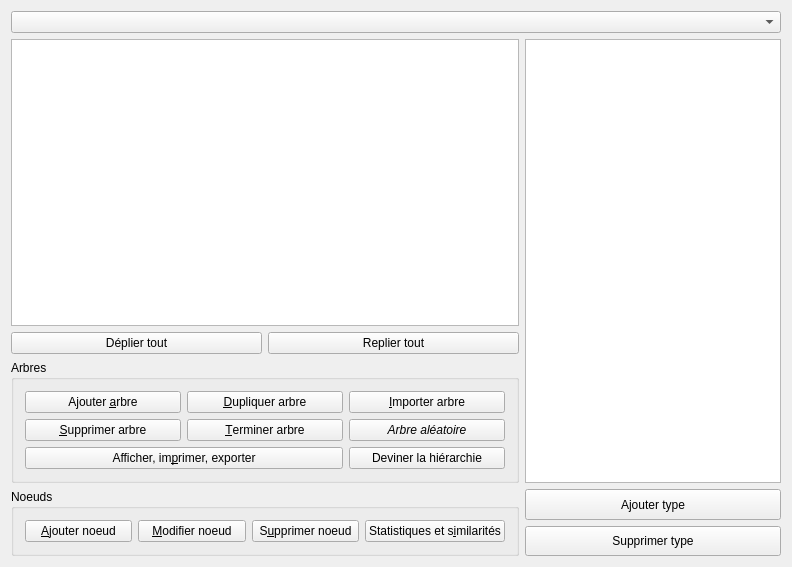
First picture: the form in formedittree.ui, repository GiPiLab/ProtonClassicSuite, before the edit.
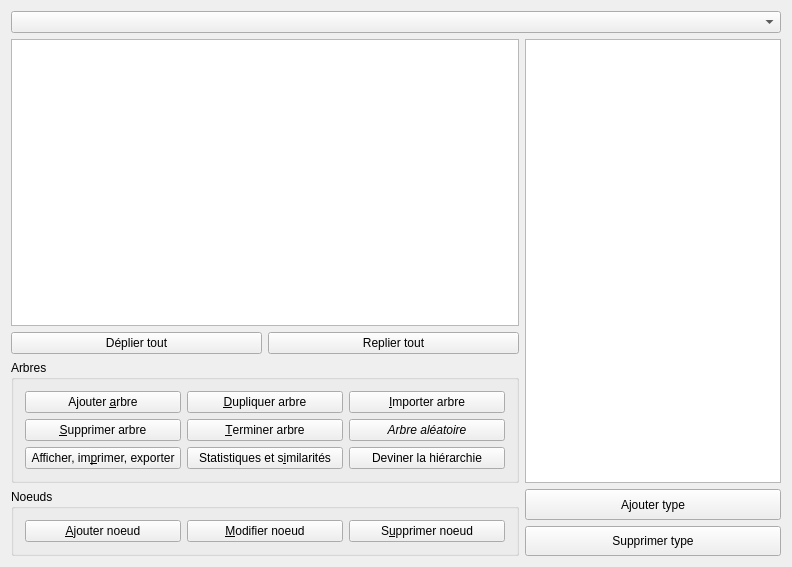
Second picture: the form after the edit. Icons and pictures are not drawn.

```diff
--- a/formedittree.ui
+++ b/formedittree.ui
@@ -125,13 +125,6 @@
         </property>
        </widget>
       </item>
-      <item row="2" column="0" colspan="2">
-       <widget class="QPushButton" name="viewTreeButton">
-        <property name="text">
-         <string>Afficher, im&amp;primer, exporter</string>
-        </property>
-       </widget>
-      </item>
       <item row="2" column="2">
        <widget class="QPushButton" name="guessHierarchyButton">
         <property name="text">
@@ -139,6 +132,32 @@
         </property>
        </widget>
       </item>
+      <item row="2" column="0">
+       <widget class="QPushButton" name="viewTreeButton">
+        <property name="toolTip">
+         <string>&lt;html&gt;&lt;head/&gt;&lt;body&gt;&lt;p&gt;Prendre un instantané de l'arbre actif&lt;/p&gt;&lt;/body&gt;&lt;/html&gt;</string>
+        </property>
+        <property name="whatsThis">
+         <string>&lt;html&gt;&lt;head/&gt;&lt;body&gt;&lt;p&gt;Affiche un instantané de l'arbre actif, c'est à dire l'arbre tel qu'il est à un instant T. Les modifications ultérieures de l'arbre ne se répercuteront pas dans l'instantané.&lt;/p&gt;&lt;/body&gt;&lt;/html&gt;</string>
+        </property>
+        <property name="text">
+         <string>Afficher, im&amp;primer, exporter</string>
+        </property>
+       </widget>
+      </item>
+      <item row="2" column="1">
+       <widget class="QPushButton" name="consistencyButton">
+        <property name="toolTip">
+         <string>&lt;html&gt;&lt;head/&gt;&lt;body&gt;&lt;p&gt;Calculer des statistiques sur les noeuds et leur libellés&lt;/p&gt;&lt;/body&gt;&lt;/html&gt;</string>
+        </property>
+        <property name="whatsThis">
+         <string>&lt;html&gt;&lt;head/&gt;&lt;body&gt;&lt;p&gt;Calcule des statistiques sur la structure de l'arbre actif et analyse les similarités entre les libellés de ses noeuds, afin de permettre à l'utilisateur de détecter d'éventuelles coquilles ou doublons.&lt;/p&gt;&lt;/body&gt;&lt;/html&gt;</string>
+        </property>
+        <property name="text">
+         <string>Statistiques et s&amp;imilarités</string>
+        </property>
+       </widget>
+      </item>
      </layout>
     </widget>
    </item>
@@ -169,13 +188,6 @@
         </property>
        </widget>
       </item>
-      <item>
-       <widget class="QPushButton" name="consistencyButton">
-        <property name="text">
-         <string>Statistiques et s&amp;imilarités</string>
-        </property>
-       </widget>
-      </item>
      </layout>
     </widget>
    </item>
```
Left out of the diff: 85 changed lines with no effect on the pictures.
